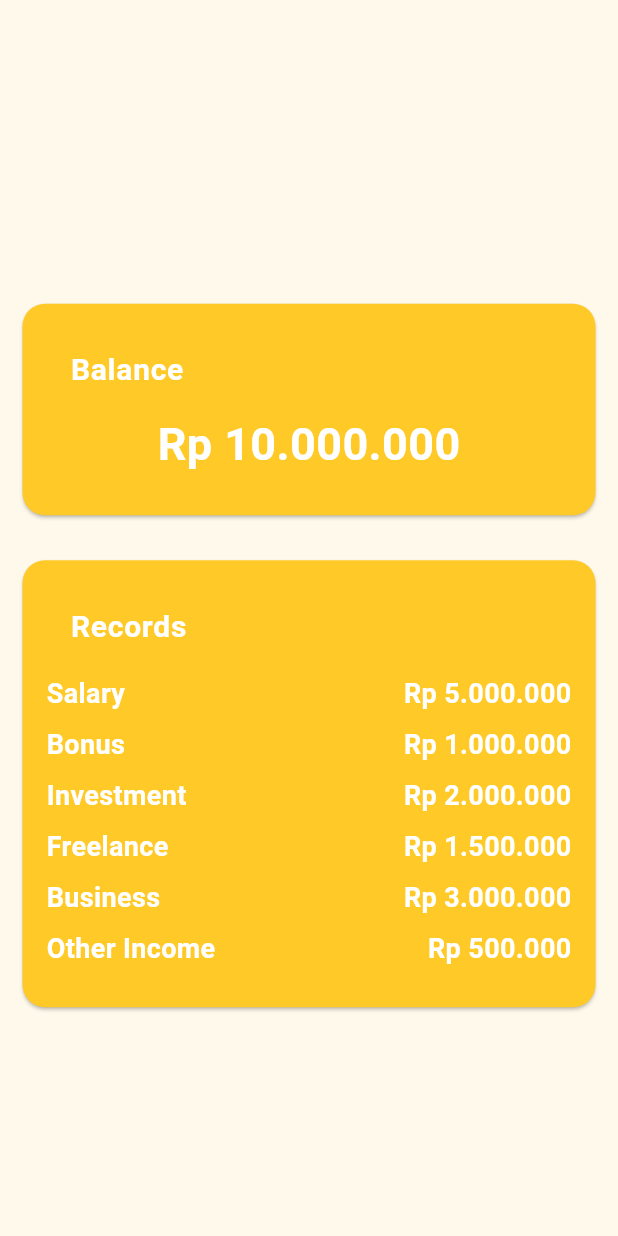
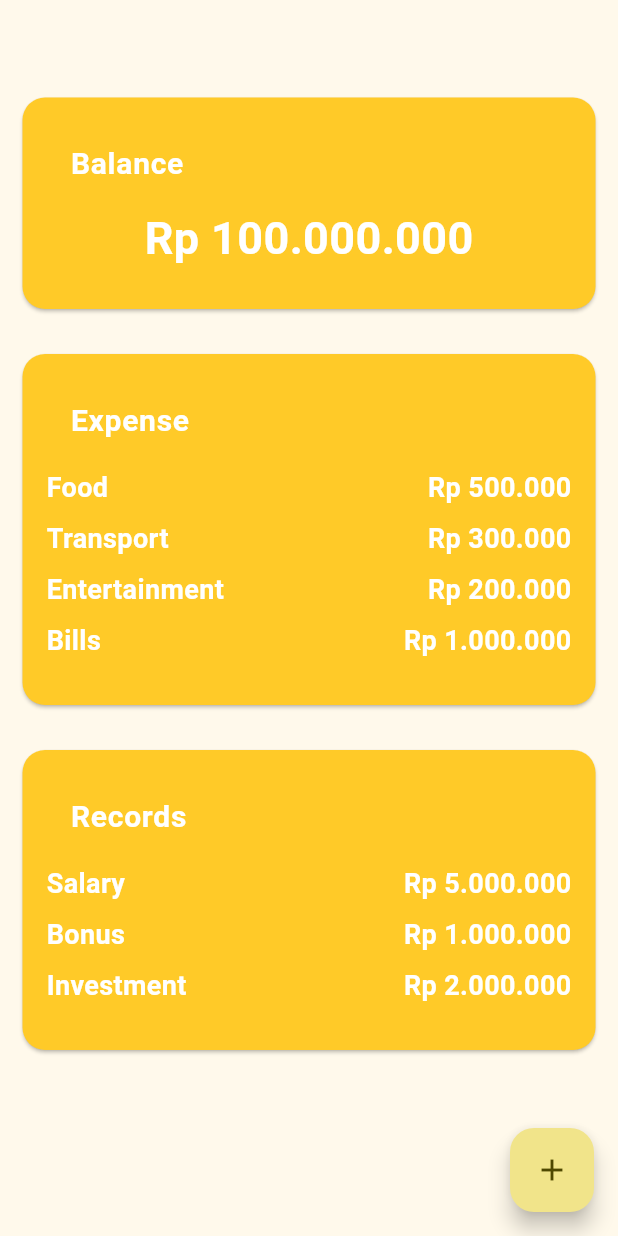
Before and after one commit to Djuanzz/ppb-expense-tracker, a Flutter app: the screen it shows after launch, on a phone screen of 412 x 824 dp. Run offline on Flutter 3.47's test engine with Material 3 defaults, Android fonts, the phone set to English and light mode, and no system bars.

Commit message:
feat: expense card

```diff
--- a/lib/screens/homepage.dart
+++ b/lib/screens/homepage.dart
@@ -7,21 +7,72 @@ class HomePage extends StatefulWidget {
   State<HomePage> createState() => _HomePageState();
 }
 
-class _HomePageState extends State<HomePage> {
+class _HomePageState extends State<HomePage>
+    with SingleTickerProviderStateMixin {
+  late AnimationController _controller;
+
+  @override
+  void initState() {
+    super.initState();
+    _controller = AnimationController(vsync: this);
+  }
+
+  @override
+  void dispose() {
+    _controller.dispose();
+    super.dispose();
+  }
+
   @override
   Widget build(BuildContext context) {
     return Scaffold(
-      body: Center(
-        child: SingleChildScrollView(
+      body: SingleChildScrollView(
         child: Column(
           mainAxisAlignment: MainAxisAlignment.center,
           children: [
             const SizedBox(height: 50),
-              Card(
+            buildCard('Balance', 'Rp 100.000.000', isBalance: true),
+            buildCard(
+              'Expense',
+              null,
+              items: [
+                buildExpenseRow('Food', 'Rp 500.000'),
+                buildExpenseRow('Transport', 'Rp 300.000'),
+                buildExpenseRow('Entertainment', 'Rp 200.000'),
+                buildExpenseRow('Bills', 'Rp 1.000.000'),
+              ],
+            ),
+            buildCard(
+              'Records',
+              null,
+              items: [
+                buildExpenseRow('Salary', 'Rp 5.000.000'),
+                buildExpenseRow('Bonus', 'Rp 1.000.000'),
+                buildExpenseRow('Investment', 'Rp 2.000.000'),
+              ],
+            ),
+          ],
+        ),
+      ),
+      floatingActionButton: FloatingActionButton(
+        onPressed: () {
+          openDialog();
+        },
+        tooltip: 'Increment',
+        child: const Icon(Icons.add),
+      ),
+    );
+  }
+
+  Widget buildCard(
+    String title,
+    String? balance, {
+    List<Widget>? items,
+    bool isBalance = false,
+  }) {
+    return Card(
       color: Colors.amber[400],
-                shape: RoundedRectangleBorder(
-                  borderRadius: BorderRadius.circular(15),
-                ),
+      shape: RoundedRectangleBorder(borderRadius: BorderRadius.circular(15)),
       margin: const EdgeInsets.all(15),
       child: Padding(
         padding: const EdgeInsets.all(16.0),
@@ -30,7 +81,7 @@ class _HomePageState extends State<HomePage> {
           children: <Widget>[
             ListTile(
               title: Text(
-                          "Balance",
+                title,
                 style: const TextStyle(
                   fontSize: 20,
                   fontWeight: FontWeight.bold,
@@ -38,63 +89,18 @@ class _HomePageState extends State<HomePage> {
                 ),
               ),
             ),
+            if (isBalance) // Untuk Card Balance
               Text(
-                        "Rp 10.000.000",
+                balance!,
                 style: const TextStyle(
                   fontSize: 30,
                   fontWeight: FontWeight.bold,
                   color: Colors.white,
                 ),
               ),
+            if (items != null) Column(children: items),
             const SizedBox(height: 10),
           ],
-                  ),
-                ),
-              ),
-              Card(
-                color: Colors.amber[400],
-                shape: RoundedRectangleBorder(
-                  borderRadius: BorderRadius.circular(15),
-                ),
-                margin: const EdgeInsets.all(15),
-                child: Padding(
-                  padding: const EdgeInsets.all(16.0),
-                  child: Column(
-                    mainAxisSize: MainAxisSize.min,
-                    children: <Widget>[
-                      ListTile(
-                        title: Text(
-                          'Records',
-                          style: TextStyle(
-                            fontSize: 20,
-                            fontWeight: FontWeight.bold,
-                            color: Colors.white,
-                          ),
-                        ),
-                      ),
-                      // Bungkus dengan SizedBox untuk memberi batas tinggi scroll
-                      SizedBox(
-                        height: 200, // Sesuaikan tinggi agar bisa di-scroll
-                        child: SingleChildScrollView(
-                          child: Column(
-                            children: [
-                              buildExpenseRow('Salary', 'Rp 5.000.000'),
-                              buildExpenseRow('Bonus', 'Rp 1.000.000'),
-                              buildExpenseRow('Investment', 'Rp 2.000.000'),
-                              buildExpenseRow('Freelance', 'Rp 1.500.000'),
-                              buildExpenseRow('Business', 'Rp 3.000.000'),
-                              buildExpenseRow('Other Income', 'Rp 500.000'),
-                            ],
-                          ),
-                        ),
-                      ),
-                      const SizedBox(height: 10),
-                    ],
-                  ),
-                ),
-              ),
-            ],
-          ),
         ),
       ),
     );
@@ -108,7 +114,7 @@ class _HomePageState extends State<HomePage> {
         children: [
           Text(
             category,
-            style: TextStyle(
+            style: const TextStyle(
               fontSize: 18,
               fontWeight: FontWeight.bold,
               color: Colors.white,
@@ -116,7 +122,7 @@ class _HomePageState extends State<HomePage> {
           ),
           Text(
             amount,
-            style: TextStyle(
+            style: const TextStyle(
               fontSize: 18,
               fontWeight: FontWeight.bold,
               color: Colors.white,
@@ -126,4 +132,19 @@ class _HomePageState extends State<HomePage> {
       ),
     );
   }
+
+  Future openDialog() => showDialog(
+    context: context,
+    builder:
+        (context) => AlertDialog(
+          title: const Text('Ini Dialog'),
+          content: const Text('Sipsipoke Amanaja'),
+          actions: [
+            TextButton(
+              onPressed: () => Navigator.pop(context),
+              child: const Text('Close'),
+            ),
+          ],
+        ),
+  );
 }
```
Lines whose indentation alone changed are shown as unchanged.
